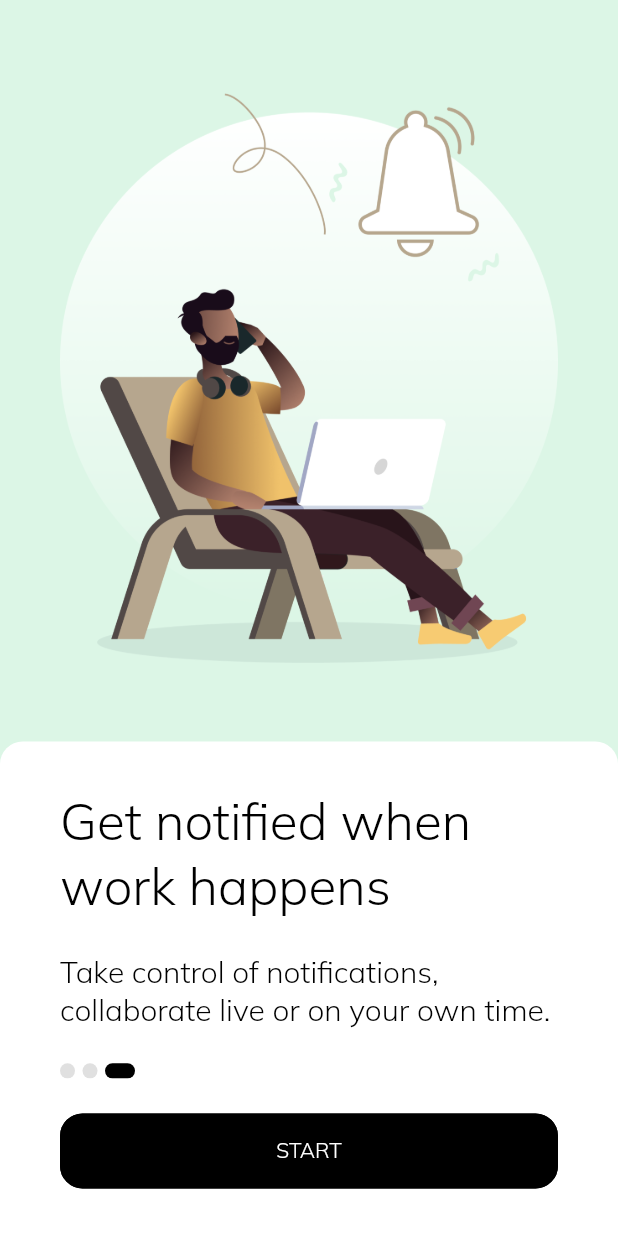
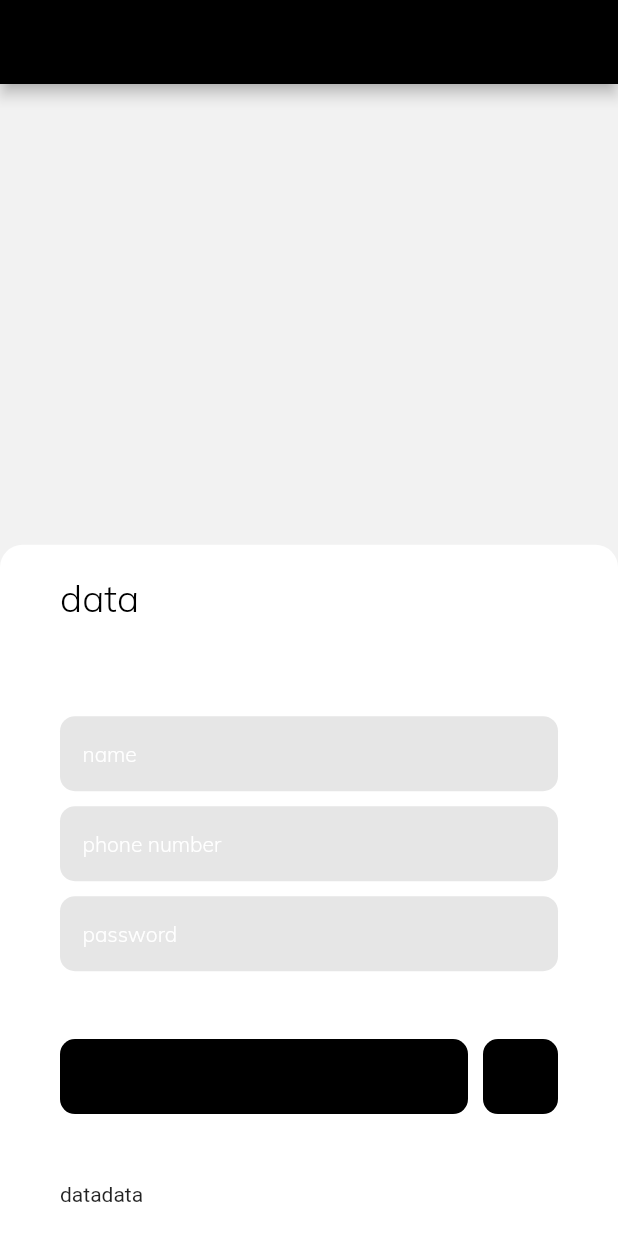
Before and after one commit to aliazimoshan/dongi, a Flutter app: the screen it shows after launch, swiped to page 3, on a phone screen of 412 x 824 dp. Run offline on Flutter 3.47's test engine with Material 2 defaults, Android fonts, the light colour scheme and no system bars; our stand-ins replace hooks_riverpod.

Commit message:
sign up page working on widgets

```diff
--- a/lib/app/register/register_page.dart
+++ /dev/null
@@ -1,55 +0,0 @@
-import 'package:dongi/constants/size_config.dart';
-import 'package:flutter/material.dart';
-import 'package:hooks_riverpod/hooks_riverpod.dart';
-
-import './register_widget.dart';
-
-class RegisterPage extends ConsumerWidget with RegisterWidget {
-  const RegisterPage({super.key});
-
-  @override
-  Widget build(BuildContext context, WidgetRef ref) {
-    return Scaffold(
-      appBar: AppBar(),
-      body: PageView.builder(
-        itemBuilder: (context, index) => Column(
-          children: [
-            Expanded(
-              flex: 3,
-              child: Container(
-                  // color: Colors.amber,
-                  ),
-            ),
-            Expanded(
-              flex: 2,
-              child: Container(
-                padding: const EdgeInsets.fromLTRB(40, 20, 40, 20),
-                decoration: const BoxDecoration(
-                  color: Colors.white,
-                  borderRadius: BorderRadius.only(
-                    topLeft: Radius.circular(15),
-                    topRight: Radius.circular(15),
-                  ),
-                ),
-                child: Column(
-                  children: [
-                    Text('data'),
-                    Text('data'),
-                    Container(
-                      padding: EdgeInsets.all(15),
-                      width: SizeConfig.width(context),
-                      decoration: BoxDecoration(
-                          color: Colors.grey[200],
-                          borderRadius: BorderRadius.circular(10)),
-                      child: Text('data'),
-                    ),
-                  ],
-                ),
-              ),
-            ),
-          ],
-        ),
-      ),
-    );
-  }
-}
--- a/lib/app/register/register_widget.dart
+++ /dev/null
@@ -1 +0,0 @@
-class RegisterWidget {}
--- /dev/null
+++ b/lib/app/sign_up/sign_up_page.dart
@@ -0,0 +1,80 @@
+import 'package:dongi/constants/color_config.dart';
+import 'package:dongi/constants/font_config.dart';
+import 'package:dongi/constants/size_config.dart';
+import 'package:dongi/widgets/text_field/custom_text_field.dart';
+import 'package:flutter/material.dart';
+import 'package:hooks_riverpod/hooks_riverpod.dart';
+
+import 'sign_up_widget.dart';
+
+class SignUpPage extends ConsumerWidget with SignUpWidget {
+  const SignUpPage({super.key});
+
+  @override
+  Widget build(BuildContext context, WidgetRef ref) {
+    return Scaffold(
+      appBar: AppBar(),
+      body: PageView.builder(
+        itemBuilder: (context, index) => Column(
+          children: [
+            Expanded(
+              flex: 2,
+              child: Container(
+                  // color: Colors.amber,
+                  ),
+            ),
+            Expanded(
+              flex: 3,
+              child: Container(
+                padding: const EdgeInsets.fromLTRB(40, 20, 40, 20),
+                decoration: BoxDecoration(
+                  color: ColorConfig.pureWhite,
+                  borderRadius: const BorderRadius.only(
+                    topLeft: Radius.circular(15),
+                    topRight: Radius.circular(15),
+                  ),
+                ),
+                child: Column(
+                  mainAxisAlignment: MainAxisAlignment.spaceBetween,
+                  crossAxisAlignment: CrossAxisAlignment.start,
+                  children: [
+                    title(),
+                    form(),
+                    Row(
+                      children: [
+                        Expanded(
+                          child: Container(
+                            height: 50,
+                            decoration: BoxDecoration(
+                              color: ColorConfig.primarySwatch,
+                              borderRadius: BorderRadius.circular(10),
+                            ),
+                          ),
+                        ),
+                        const SizedBox(width: 10),
+                        Container(
+                          height: 50,
+                          width: 50,
+                          decoration: BoxDecoration(
+                            color: ColorConfig.primarySwatch,
+                            borderRadius: BorderRadius.circular(10),
+                          ),
+                        ),
+                      ],
+                    ),
+                    Row(
+                      children: [
+                        Text('data'),
+                        Text('data'),
+                      ],
+                    ),
+                  ],
+                ),
+              ),
+            ),
+          ],
+        ),
+      ),
+    );
+  }
+}
--- /dev/null
+++ b/lib/app/sign_up/sign_up_widget.dart
@@ -0,0 +1,34 @@
+import 'package:dongi/constants/font_config.dart';
+import 'package:flutter/material.dart';
+
+import '../../widgets/text_field/custom_text_field.dart';
+
+class SignUpWidget {
+  /// *----- title
+  title() => Column(
+        crossAxisAlignment: CrossAxisAlignment.start,
+        children: [
+          Text(
+            'data',
+            style: FontConfig.h5(),
+          ),
+          Text(
+            'data',
+            style: FontConfig.button(),
+          ),
+        ],
+      );
+
+  /// *----- form
+  form() => Column(
+        children: [
+          CustomTextField(hintText: 'name'),
+          const SizedBox(height: 10),
+          CustomTextField(hintText: 'phone number'),
+          const SizedBox(height: 10),
+          CustomTextField(hintText: 'password'),
+        ],
+      );
+
+
+}
--- a/lib/constants/font_config.dart
+++ b/lib/constants/font_config.dart
@@ -7,6 +7,14 @@ class FontConfig {
         fontSize: 34,
         color: Colors.black,
       );
+
+  static TextStyle h5() => const TextStyle(
+        fontFamily: "Mulish",
+        fontWeight: FontWeight.w200,
+        fontSize: 25,
+        color: Colors.black,
+      );
+
   static TextStyle h6() => const TextStyle(
         fontFamily: "Mulish",
         fontWeight: FontWeight.w200,
--- a/lib/main.dart
+++ b/lib/main.dart
@@ -1,8 +1,9 @@
 import 'package:dongi/app/onboarding/onboarding_page.dart';
-import 'package:dongi/app/register/register_page.dart';
 import 'package:dongi/constants/color_config.dart';
 import 'package:flutter/material.dart';
 import 'package:hooks_riverpod/hooks_riverpod.dart';
+
+import './app/sign_up/sign_up_page.dart';
 
 void main() {
   //WidgetsFlutterBinding.ensureInitialized();
@@ -25,7 +26,7 @@ class MyApp extends ConsumerWidget {
         scaffoldBackgroundColor: ColorConfig.background,
       ),
       debugShowCheckedModeBanner: false,
-      home: OnboardingPage(),
+      home: SignUpPage(),
     );
   }
 }
--- /dev/null
+++ b/lib/widgets/text_field/custom_text_field.dart
@@ -0,0 +1,32 @@
+import 'package:dongi/constants/color_config.dart';
+import 'package:dongi/constants/font_config.dart';
+import 'package:flutter/material.dart';
+
+class CustomTextField extends Container {
+  final String hintText;
+  CustomTextField({
+    super.height = 50,
+    super.key,
+    required this.hintText,
+  });
+
+  @override
+  EdgeInsetsGeometry? get padding => const EdgeInsets.symmetric(horizontal: 15);
+
+  @override
+  Decoration? get decoration => BoxDecoration(
+        color: ColorConfig.baseGrey,
+        borderRadius: BorderRadius.circular(10),
+      );
+
+  @override
+  Widget? get child => Center(
+        child: TextField(
+          decoration: InputDecoration(
+            border: InputBorder.none,
+            hintText: hintText,
+            hintStyle: FontConfig.button(),
+          ),
+        ),
+      );
+}
```
Also changed, not shown: lib/app/sign_up/sign_up_view_model.dart (added).
